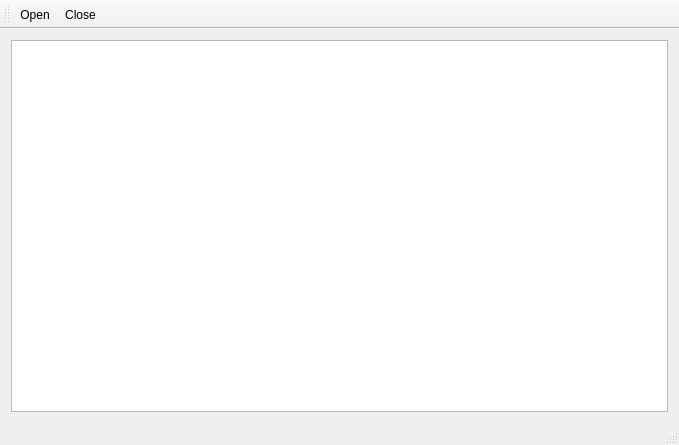
Old version of the form mainwindow.ui in the repository mbits-os/simple-profiler.
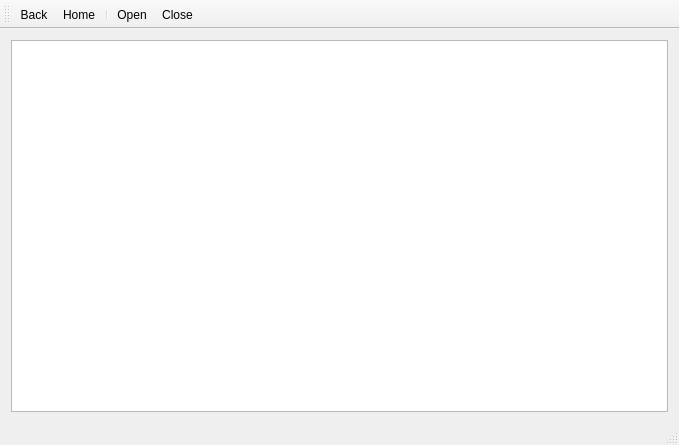
New version of the form. Icons and pictures are not drawn.

Patch:
```diff
--- a/mainwindow.ui
+++ b/mainwindow.ui
@@ -31,12 +31,21 @@
    </property>
   </widget>
   <widget class="QToolBar" name="mainToolBar">
+   <property name="iconSize">
+    <size>
+     <width>16</width>
+     <height>16</height>
+    </size>
+   </property>
    <attribute name="toolBarArea">
     <enum>TopToolBarArea</enum>
    </attribute>
    <attribute name="toolBarBreak">
     <bool>false</bool>
    </attribute>
+   <addaction name="actionBack"/>
+   <addaction name="actionHome"/>
+   <addaction name="separator"/>
    <addaction name="actionOpen"/>
    <addaction name="actionClose"/>
   </widget>
@@ -54,6 +63,24 @@
     <string>Close</string>
    </property>
   </action>
+  <action name="actionBack">
+   <property name="icon">
+    <iconset resource="ProfileViewer.qrc">
+     <normaloff>:/res/back.png</normaloff>:/res/back.png</iconset>
+   </property>
+   <property name="text">
+    <string>Back</string>
+   </property>
+  </action>
+  <action name="actionHome">
+   <property name="icon">
+    <iconset resource="ProfileViewer.qrc">
+     <normaloff>:/res/home.png</normaloff>:/res/home.png</iconset>
+   </property>
+   <property name="text">
+    <string>Home</string>
+   </property>
+  </action>
  </widget>
  <layoutdefault spacing="6" margin="11"/>
  <resources/>
```
Left out of the diff: 12 changed lines with no effect on the pictures.
